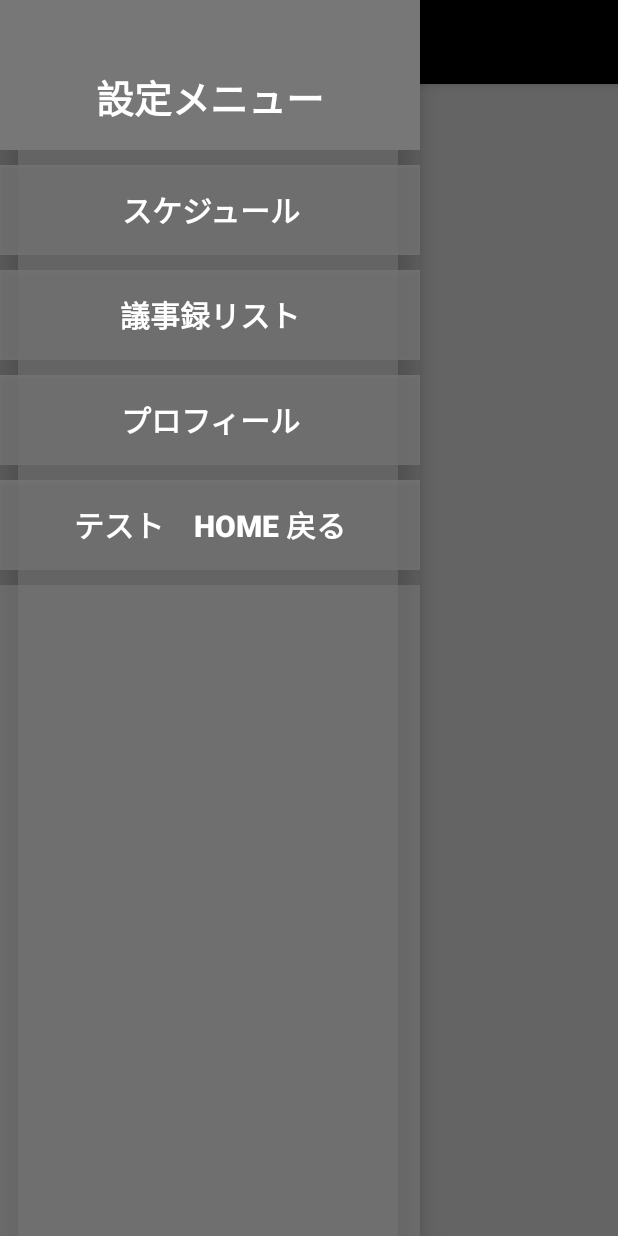
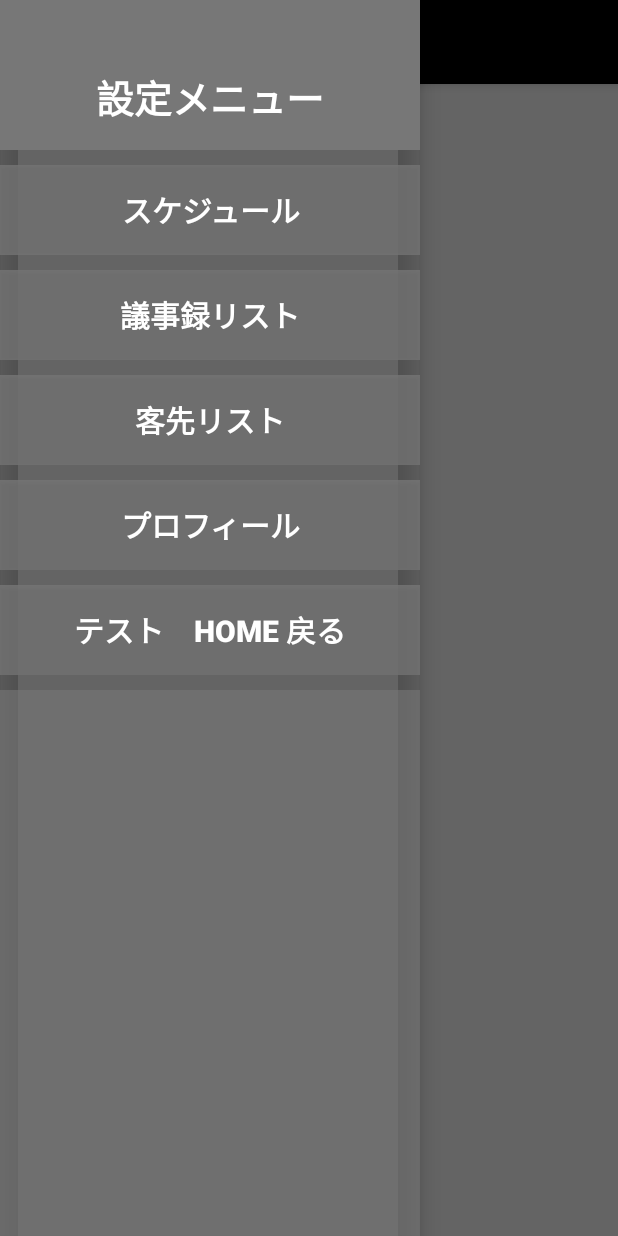
Before and after one commit to kotaro-matsui/MEECOS, an Android app: the screen it shows after launch (MainActivity), with the side drawer open, on a phone screen of 412 x 824 dp. Run offline under Robolectric (Android 15) with nearby library versions, the phone set to English and light mode, and no system bars; our stand-ins replace navigation-ui; 3 statements that could not run were skipped.

Commit message:
顧客リストページ作成

```diff
--- a/app/src/main/java/com/example/meecos/Activity/MainActivity.kt
+++ b/app/src/main/java/com/example/meecos/Activity/MainActivity.kt
@@ -25,13 +25,15 @@ import android.content.pm.PackageManager
 import androidx.core.app.ActivityCompat
 import androidx.core.content.ContextCompat
 import com.example.meecos.Config.PERMISSIONS_CODE
+import com.example.meecos.Fragment.Customer.CustomerListFragment
 
 class MainActivity : AppCompatActivity() {
 
     private lateinit var appBarConfiguration: AppBarConfiguration
     private lateinit var toolbar: Toolbar
 
-    private lateinit var mSchedulebutton: Button
+    private lateinit var mScheduleButton: Button
+    private lateinit var mCustomerButton: Button
     private lateinit var mMeetingButton: Button
     private lateinit var mProfileButton: Button
 
@@ -43,11 +45,13 @@ class MainActivity : AppCompatActivity() {
         this.toolbar = findViewById(R.id.toolbar)
         setSupportActionBar(toolbar)
 
-        this.mSchedulebutton = findViewById(R.id.schedule_button)
+        this.mScheduleButton = findViewById(R.id.schedule_button)
+        this.mCustomerButton = findViewById(R.id.customer_button)
         this.mMeetingButton = findViewById(R.id.meeting_button)
         this.mProfileButton = findViewById(R.id.profile_button)
 
-        this.mSchedulebutton.setOnClickListener { replaceFragment(ScheduleFragment()) }
+        this.mScheduleButton.setOnClickListener { replaceFragment(ScheduleFragment()) }
+        this.mCustomerButton.setOnClickListener { replaceFragment(CustomerListFragment()) }  // todo　replaceFragment(CustomerFragment())　に変更
         this.mMeetingButton.setOnClickListener { replaceFragment(MeetingNotesFragment()) }
         this.mProfileButton.setOnClickListener { replaceFragment(ProfileFragment()) }
 
--- a/app/src/main/java/com/example/meecos/Model/BaseModel.kt
+++ b/app/src/main/java/com/example/meecos/Model/BaseModel.kt
@@ -3,5 +3,5 @@ package com.example.meecos.Model
 import io.realm.RealmObject
 
 //open class BaseModel: RealmObject() {
-////
-////}
+//
+//}
--- a/app/src/main/res/layout/activity_main.xml
+++ b/app/src/main/res/layout/activity_main.xml
@@ -87,6 +87,24 @@
                 android:background="@color/clear_gray">
 
                 <Button
+                    android:id="@+id/customer_button"
+                    android:layout_width="match_parent"
+                    android:layout_height="match_parent"
+                    android:background="@color/clear_gray"
+                    android:text="客先リスト"
+                    android:textSize="20dp"
+                    android:textColor="@color/white"
+                    android:textStyle="bold"/>
+
+            </LinearLayout>
+
+            <LinearLayout
+                android:layout_marginTop="10dp"
+                android:layout_width="match_parent"
+                android:layout_height="60dp"
+                android:background="@color/clear_gray">
+
+                <Button
                     android:id="@+id/profile_button"
                     android:layout_width="match_parent"
                     android:layout_height="match_parent"
--- a/app/src/main/res/layout/list_item.xml
+++ b/app/src/main/res/layout/list_item.xml
@@ -20,7 +20,8 @@
         <TextView
             android:id="@+id/itemTextView"
             android:layout_width="match_parent"
-            android:layout_height="wrap_content" />
+            android:layout_height="wrap_content"
+            android:textColor="@color/white"/>
 
     </LinearLayout>
 </LinearLayout>
```
Also changed, not shown: app/src/main/java/com/example/meecos/Fragment/Customer/CustomerListFragment.kt (added, +185 -0 lines), app/src/main/res/layout/child_list.xml (added, +20 -0 lines), app/src/main/res/layout/fragment_customer_list.xml (added, +14 -0 lines), app/src/main/res/layout/parent_list.xml (added, +17 -0 lines).
